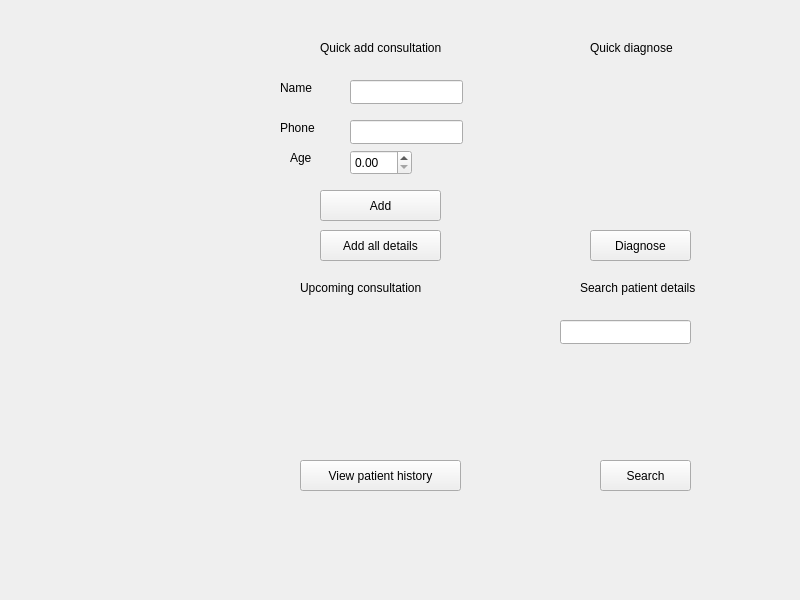
rkishibe/diaggaze, file asd/menu.ui: the form before one commit.
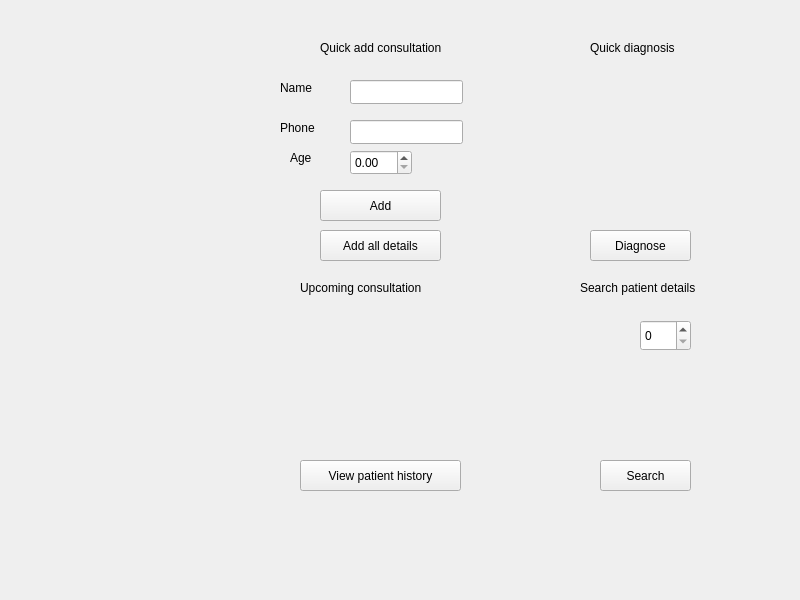
The form after the commit.

```diff
--- a/asd/menu.ui
+++ b/asd/menu.ui
@@ -150,7 +150,7 @@
      </rect>
     </property>
     <property name="text">
-     <string>Quick diagnose</string>
+     <string>Quick diagnosis</string>
     </property>
    </widget>
    <widget class="QPushButton" name="diagnose">
@@ -238,23 +238,13 @@
      <string>Search patient details</string>
     </property>
    </widget>
-   <widget class="QLineEdit" name="id_search">
-    <property name="geometry">
-     <rect>
-      <x>20</x>
-      <y>50</y>
-      <width>131</width>
-      <height>24</height>
-     </rect>
-    </property>
-   </widget>
    <widget class="QLabel" name="contact_information">
     <property name="geometry">
      <rect>
       <x>20</x>
-      <y>80</y>
-      <width>131</width>
-      <height>31</height>
+      <y>100</y>
+      <width>171</width>
+      <height>61</height>
      </rect>
     </property>
     <property name="text">
@@ -274,6 +264,16 @@
      <string>Search</string>
     </property>
    </widget>
+   <widget class="QSpinBox" name="id_search">
+    <property name="geometry">
+     <rect>
+      <x>100</x>
+      <y>50</y>
+      <width>51</width>
+      <height>31</height>
+     </rect>
+    </property>
+   </widget>
   </widget>
  </widget>
  <resources/>
```
Left out of the diff: 2 changed lines with no effect on the pictures.
